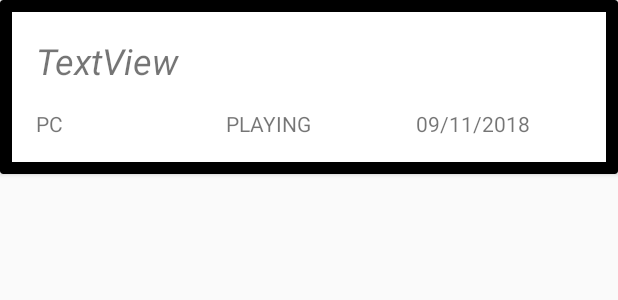
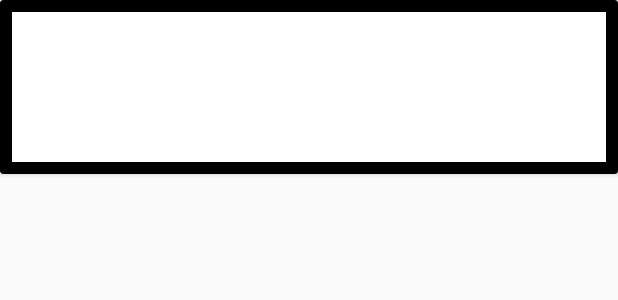
Before and after one commit to omolenaar/GameBacklog, an Android app: the layout card_view.xml on its own in the app's theme, with its tools: preview values and no code run, on a phone screen of 412 x 824 dp. Shown: the top 300 px of the screen. Run offline under Robolectric (Android 15) with nearby library versions, the phone set to English and light mode, and no system bars.

```diff
--- a/app/src/main/java/olgam/example/com/gamebacklog/UpdateActivity.java
+++ b/app/src/main/java/olgam/example/com/gamebacklog/UpdateActivity.java
@@ -36,8 +36,8 @@ public class UpdateActivity extends AppCompatActivity {
         int position;
 
         final Game updateGame = (Game) data.getParcelable("Game");
-        String[] statusus= getResources().getStringArray(R.array.statusNames);
-        position = Arrays.asList(statusus).indexOf(updateGame.getStatus());
+        String[] statuses= getResources().getStringArray(R.array.statusNames);
+        position = Arrays.asList(statuses).indexOf(updateGame.getStatus());
 
         titleInput.setText(updateGame.getTitle());
         platformInput.setText(updateGame.getPlatform());
--- a/app/src/main/res/layout/card_view.xml
+++ b/app/src/main/res/layout/card_view.xml
@@ -1,7 +1,6 @@
 <?xml version="1.0" encoding="utf-8"?>
 <android.support.v7.widget.CardView xmlns:android="http://schemas.android.com/apk/res/android"
     xmlns:app="http://schemas.android.com/apk/res-auto"
-    xmlns:tools="http://schemas.android.com/tools"
     android:id="@+id/cardView"
     android:layout_width="match_parent"
     android:layout_height="wrap_content"
@@ -31,7 +30,6 @@
             android:layout_width="wrap_content"
             android:layout_height="wrap_content"
             android:padding="8dp"
-            android:text="TextView"
             android:textSize="24sp"
             android:textStyle="italic" />
 
@@ -48,9 +46,8 @@
                 android:layout_width="0px"
                 android:layout_height="wrap_content"
                 android:layout_weight="1"
-                android:gravity="left"
+                android:gravity="start"
                 android:padding="8dp"
-                android:text="PC"
                 app:layout_constraintBottom_toBottomOf="parent" />
 
             <TextView
@@ -58,20 +55,18 @@
                 android:layout_width="0px"
                 android:layout_height="wrap_content"
                 android:layout_weight="1"
-                android:gravity="left"
+                android:gravity="start"
                 android:padding="8dp"
-                android:text="PLAYING"
                 app:layout_constraintBottom_toBottomOf="parent" />
 
             <TextView
                 android:id="@+id/dateView"
                 android:layout_width="0px"
                 android:layout_height="wrap_content"
-                android:layout_gravity="right"
+                android:layout_gravity="end"
                 android:layout_weight="1"
-                android:gravity="left"
+                android:gravity="start"
                 android:padding="8dp"
-                android:text="09/11/2018"
                 app:layout_constraintBottom_toBottomOf="parent" />
         </LinearLayout>
 
--- a/app/src/main/res/layout/content_update.xml
+++ b/app/src/main/res/layout/content_update.xml
@@ -32,7 +32,7 @@
             android:layout_height="wrap_content"
             android:ems="10"
             android:inputType="textPersonName"
-            android:hint="Title" />
+            android:hint="@string/hintTitle" />
 
         <EditText
             android:id="@+id/editPlatform"
@@ -40,7 +40,7 @@
             android:layout_height="wrap_content"
             android:ems="10"
             android:inputType="textPersonName"
-            android:hint="Platform"
+            android:hint="@string/hintPlatform"
             app:layout_constraintTop_toBottomOf="@+id/editTitle" />
 
         <EditText
@@ -49,7 +49,7 @@
             android:layout_height="wrap_content"
             android:ems="10"
             android:inputType="textPersonName"
-            android:hint="Notes"
+            android:hint="@string/hintNotes"
             app:layout_constraintTop_toBottomOf="@+id/editPlatform" />
 
         <Spinner
--- a/app/src/main/res/values/strings.xml
+++ b/app/src/main/res/values/strings.xml
@@ -12,6 +12,5 @@
     <string name="hintTitle">Title</string>
     <string name="hintPlatform">Platform</string>
     <string name="hintNotes">Notes</string>
-    <string name="hintStatus">Status</string>
 
 </resources>
```
Also changed, not shown: app/src/main/java/olgam/example/com/gamebacklog/GameAdapter.java (+3 -4 lines), app/src/main/java/olgam/example/com/gamebacklog/MainActivity.java (+5 -7 lines).
